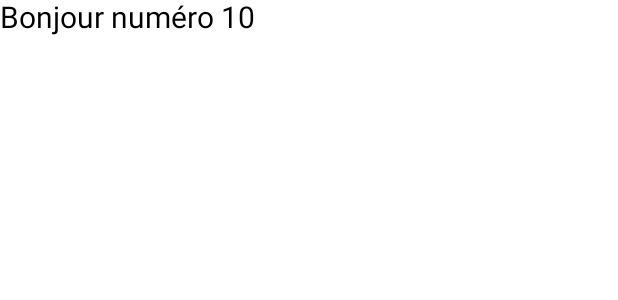
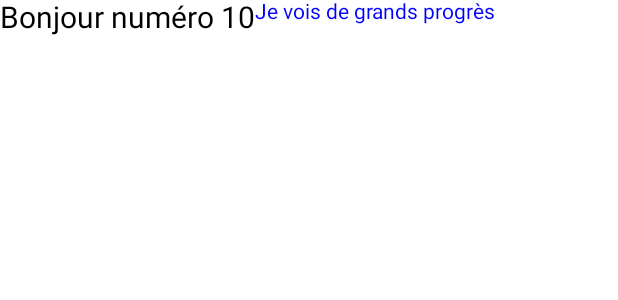
Before and after one commit to oussamabartil/Android-Jetpack-Compose-TP-, an Android app built with Jetpack Compose: the @Preview function AccueilPreview, on a phone screen of 412 x 824 dp. Shown: the top 300 px of the screen. Run offline under Robolectric (Android 15) with nearby library versions, the phone set to English and light mode, and no system bars.

Commit message:
Structure d’une interface et utilisation de Column et Row pour emplacement.

```diff
--- a/app/src/main/java/com/example/tp4/MainActivity.kt
+++ b/app/src/main/java/com/example/tp4/MainActivity.kt
@@ -4,6 +4,8 @@ package com.example.tp4
 import android.os.Bundle
 import androidx.activity.ComponentActivity
 import androidx.activity.compose.setContent
+import androidx.compose.foundation.layout.Column
+import androidx.compose.foundation.layout.Row
 import androidx.compose.foundation.layout.fillMaxSize
 import androidx.compose.material.MaterialTheme
 import androidx.compose.material.Surface
@@ -55,14 +57,42 @@ class MainActivity : ComponentActivity() {
 }
 
 //Fonctions composables personnelles
-@Composable
-fun Accueil(name: String) {
-    Text(text = "Bonjour $name", fontSize=20.sp)
-}
+//@Composable
+//fun Accueil(name: String) {
+//    Text(text = "Bonjour $name", fontSize=20.sp)
+//}
 
-//Prévisualisation
+//Prévisualisation: Mettez l’éditeur en mode Split. L’écran se partage en deux, le source à gauche et le résultat
+//visuel à droite. C’est grâce à l’annotation @Preview.
 @Preview
 @Composable
 fun AccueilPreview() {
     Accueil(name = "numéro 10")
 }
+
+//Structure d’une interface
+//@Composable
+//fun Accueil(name: String) {
+//    Text(text = "Bonjour $name", fontSize=20.sp)
+//    Text(text = "Je vois de grands progrès", color = Color.Blue)
+//}
+
+//Positionnement des elements
+//Column est un LinearLayout vertical :
+//@Composable
+//fun Accueil(name: String) {
+//    Column {
+//        Text(text = "Bonjour $name", fontSize=20.sp)
+//        Text(text = "Je vois de grands progrès", color = Color.Blue)
+//    }
+//}
+
+
+//Utilisation de Row.
+@Composable
+fun Accueil(name: String) {
+    Row {
+        Text(text = "Bonjour $name", fontSize=20.sp)
+        Text(text = "Je vois de grands progrès", color = Color.Blue)
+    }
+}
```
